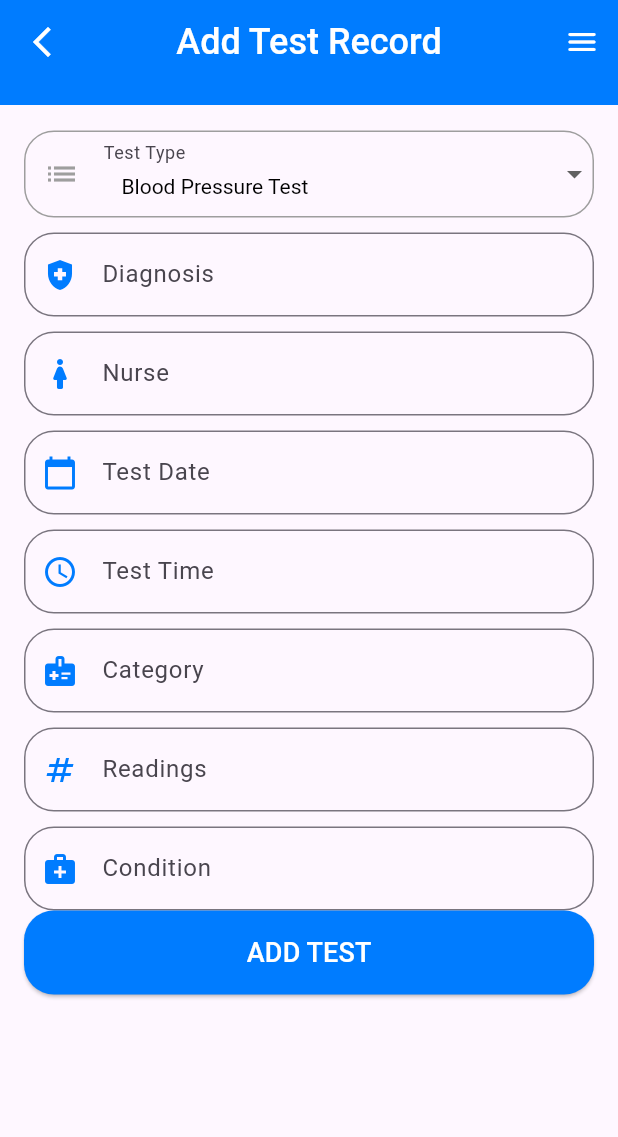
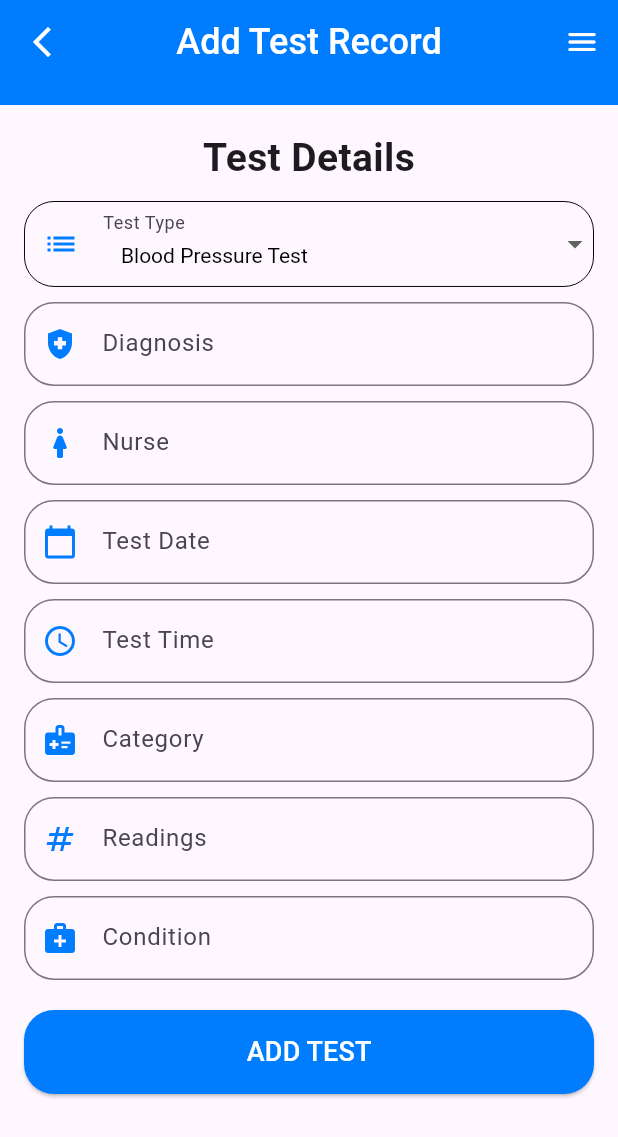
Before and after one commit to shubhu1026/mapd722_grp11_project, a Flutter app: the AddPatientRecordScreen screen opened directly with empty values, on a phone screen of 412 x 824 dp. Shown: the top 1137 px of the screen. Run offline on Flutter 3.47's test engine with Material 3 defaults, Android fonts, the phone set to English and light mode, and no system bars; network calls fail.

Commit message:
Edit test record screen updated

```diff
--- a/lib/main.dart
+++ b/lib/main.dart
@@ -21,7 +21,7 @@ class MyApp extends StatelessWidget {
         ChangeNotifierProvider(create: (_) => PatientRecordsProvider()),
       ],
       child: MaterialApp(
-        title: 'Flutter Demo',
+        title: 'MediCare',
         themeMode: ThemeMode.light,
         theme: ThemeData(
           colorScheme: ColorScheme.fromSeed(seedColor: Colors.deepPurple),
--- a/lib/screens/add_test_record.dart
+++ b/lib/screens/add_test_record.dart
@@ -13,8 +13,7 @@ import '../providers/patient_records_provider.dart';
 class AddPatientRecordScreen extends StatefulWidget {
   final String? patientID;
 
-  const AddPatientRecordScreen(
-      {Key? key, required this.patientID})
+  const AddPatientRecordScreen({Key? key, required this.patientID})
       : super(key: key);
 
   @override
@@ -38,10 +37,8 @@ class _AddPatientRecordsScreenState extends State<AddPatientRecordScreen> {
 
   final TextEditingController _diagnosisController = TextEditingController();
   final TextEditingController _nurseController = TextEditingController();
-  final TextEditingController _testDateController =
-      TextEditingController();
-  final TextEditingController _testTimeController =
-      TextEditingController();
+  final TextEditingController _testDateController = TextEditingController();
+  final TextEditingController _testTimeController = TextEditingController();
   final TextEditingController _categoryController = TextEditingController();
   final TextEditingController _conditionController = TextEditingController();
   final TextEditingController _readingsController = TextEditingController();
@@ -58,8 +55,15 @@ class _AddPatientRecordsScreenState extends State<AddPatientRecordScreen> {
   final Map<String, Map<String, double>> _conditionThresholds = {
     'Blood Pressure Test': {'low': 90, 'high': 140},
     'Blood Sugar Test': {'low': 80, 'high': 180},
-    'Cholesterol Test': {'high': 240},
+    'Cholesterol Test': {'low': 50, 'high': 180},
     'Complete Blood Count (CBC)': {'low': 4.5, 'high': 10}
+  };
+
+  final Map<String, Map<String, double>> _inputThresholds = {
+    'Blood Pressure Test': {'min': 50, 'max': 220},
+    'Blood Sugar Test': {'min': 30, 'max': 450},
+    'Cholesterol Test': {'min': 40, 'max': 240},
+    'Complete Blood Count (CBC)': {'min': 3.0, 'max': 14.2},
   };
 
   @override
@@ -96,10 +100,16 @@ class _AddPatientRecordsScreenState extends State<AddPatientRecordScreen> {
                     ),
                     Column(
                       children: [
+                        const Text(
+                          'Test Details',
+                          style: TextStyle(fontSize: 26, fontWeight: FontWeight.w600),
+                          textAlign: TextAlign.center,
+                        ),
+                        const SizedBox(height: 10),
                         Container(
                           decoration: BoxDecoration(
                             borderRadius: BorderRadius.circular(20.0),
-                            border: Border.all(color: Colors.grey),
+                            border: Border.all(color: Colors.black, width: 0.65),
                           ),
                           child: DropdownButtonFormField<String>(
                             value: _selectedTestType,
@@ -112,8 +122,8 @@ class _AddPatientRecordsScreenState extends State<AddPatientRecordScreen> {
                               return DropdownMenuItem<String>(
                                 value: testType,
                                 child: Padding(
-                                  padding:
-                                      const EdgeInsets.symmetric(horizontal: 12.0),
+                                  padding: const EdgeInsets.symmetric(
+                                      horizontal: 12.0),
                                   child: Text(
                                     testType,
                                     style: const TextStyle(color: Colors.black),
@@ -124,7 +134,7 @@ class _AddPatientRecordsScreenState extends State<AddPatientRecordScreen> {
                             decoration: const InputDecoration(
                               border: InputBorder.none,
                               labelText: 'Test Type',
-                              prefixIcon: Icon(Icons.list, color: Colors.grey),
+                              prefixIcon: Icon(Icons.list, color: Constants.primaryColor),
                             ),
                             style: const TextStyle(color: Colors.black),
                           ),
@@ -175,6 +185,9 @@ class _AddPatientRecordsScreenState extends State<AddPatientRecordScreen> {
                           keyboardType: TextInputType.number,
                           onChanged: (value) {
                             _updateCondition(value ?? '0');
+                          },
+                          onEditingComplete: () {
+                            _limitValues(_readingsController.text ?? '0');
                           }, // Add onChanged here
                         ),
                         const SizedBox(height: 10),
@@ -186,6 +199,7 @@ class _AddPatientRecordsScreenState extends State<AddPatientRecordScreen> {
                         ),
                       ],
                     ),
+                    SizedBox(height: 20,),
                     ElevatedButton(
                       onPressed: _submitForm,
                       style: ButtonStyle(
@@ -202,7 +216,8 @@ class _AddPatientRecordsScreenState extends State<AddPatientRecordScreen> {
                         padding: const EdgeInsets.all(15.0),
                         child: Text(
                           'Add Test'.toUpperCase(),
-                          style: const TextStyle(color: Colors.white, fontSize: 18),
+                          style: const TextStyle(
+                              color: Colors.white, fontSize: 18),
                         ),
                       ),
                     ),
@@ -283,7 +298,8 @@ class _AddPatientRecordsScreenState extends State<AddPatientRecordScreen> {
           print('New record ID: $newRecordId');
 
           await provider.updatePatientRecords(widget.patientID!);
-          Provider.of<PatientsProvider>(context, listen: false).updatePatientLists();
+          Provider.of<PatientsProvider>(context, listen: false)
+              .updatePatientLists();
           // Close the screen or navigate back
           Navigator.pop(context);
         } else if (response.statusCode == 307) {
@@ -303,7 +319,8 @@ class _AddPatientRecordsScreenState extends State<AddPatientRecordScreen> {
           if (redirectedResponse.statusCode == 200 ||
               redirectedResponse.statusCode == 201) {
             await provider.updatePatientRecords(widget.patientID!);
-            Provider.of<PatientsProvider>(context, listen: false).updatePatientLists();
+            Provider.of<PatientsProvider>(context, listen: false)
+                .updatePatientLists();
           }
         } else {
           // Print error message only if there's an error response from the server
@@ -312,6 +329,26 @@ class _AddPatientRecordsScreenState extends State<AddPatientRecordScreen> {
       } catch (error) {
         // Print error message if an exception occurs
         print('Error adding new test: $error');
+      }
+    }
+  }
+
+  void _limitValues(String value) {
+    if (value.isNotEmpty && _selectedTestType.isNotEmpty) {
+      final thresholds = _inputThresholds[_selectedTestType];
+      if (thresholds != null) {
+        final double reading = double.tryParse(value) ?? 0.0;
+        if (reading > thresholds['max']!) {
+          setState(() {
+            _readingsController.text = thresholds['max'].toString();
+            _record.readings = _readingsController.text;
+          });
+        } else if (reading < thresholds['min']!) {
+          setState(() {
+            _readingsController.text = thresholds['min'].toString();
+            _record.readings = _readingsController.text;
+          });
+        }
       }
     }
   }
--- a/lib/widgets/custom_text_field.dart
+++ b/lib/widgets/custom_text_field.dart
@@ -1,7 +1,7 @@
 import 'package:flutter/material.dart';
 import '../constants/constants.dart';
 
-class CustomTextField extends StatelessWidget {
+class CustomTextField extends StatefulWidget {
   final String labelText;
   final IconData prefixIcon;
   final TextEditingController controller;
@@ -11,9 +11,10 @@ class CustomTextField extends StatelessWidget {
   final bool readOnly;
   final void Function(String?)? onSaved;
   final void Function(String)? onChanged; // Added onChanged callback
+  final void Function()? onEditingComplete;
 
   const CustomTextField({
-    super.key,
+    Key? key, // Added Key parameter
     required this.labelText,
     required this.prefixIcon,
     required this.controller,
@@ -23,35 +24,56 @@ class CustomTextField extends StatelessWidget {
     this.readOnly = false,
     this.onSaved,
     this.onChanged,
-  });
+    this.onEditingComplete,
+  }) : super(key: key);
+
+  @override
+  _CustomTextFieldState createState() => _CustomTextFieldState();
+}
+
+class _CustomTextFieldState extends State<CustomTextField> {
+  bool _isFocused = false;
 
   @override
   Widget build(BuildContext context) {
     return GestureDetector(
-      onTap: onTap,
+      onTap: widget.onTap,
       child: AbsorbPointer(
-        absorbing: readOnly,
+        absorbing: widget.readOnly,
         child: TextFormField(
           decoration: InputDecoration(
-            labelText: labelText,
-            prefixIcon: Icon(prefixIcon, color: Constants.primaryColor),
+            labelText: widget.labelText,
+            prefixIcon: Icon(widget.prefixIcon, color: Constants.primaryColor),
             border: OutlineInputBorder(
               borderRadius: BorderRadius.circular(20.0),
             ),
           ),
-          controller: controller,
-          obscureText: isPassword,
-          keyboardType: keyboardType,
-          readOnly: readOnly,
+          controller: widget.controller,
+          obscureText: widget.isPassword,
+          keyboardType: widget.keyboardType,
+          readOnly: widget.readOnly,
           validator: (value) {
             if (value == null || value.isEmpty) {
-              return 'Please enter $labelText';
+              return 'Please enter ${widget.labelText}';
             }
             return null;
           },
-          onChanged: onChanged,
+          onChanged: widget.onChanged,
           // Pass onChanged callback to TextFormField
-          onSaved: onSaved,
+          onSaved: widget.onSaved,
+          onEditingComplete: widget.onEditingComplete,
+          onTap: () {
+            setState(() {
+              _isFocused = true;
+            });
+            widget.onTap?.call();
+          },
+          onFieldSubmitted: (_) {
+            setState(() {
+              _isFocused = false;
+            });
+            FocusScope.of(context).unfocus();
+          },
         ),
       ),
     );
--- a/lib/widgets/white_bg_text_field.dart
+++ b/lib/widgets/white_bg_text_field.dart
@@ -80,6 +80,7 @@ class _WhiteBGTextFieldState extends State<WhiteBGTextField> {
             setState(() {
               _isFocused = false;
             });
+            FocusScope.of(context).unfocus();
           },
         ),
       ),
```
Also changed, not shown: lib/screens/edit_test_record_screen.dart (+102 -12 lines).
